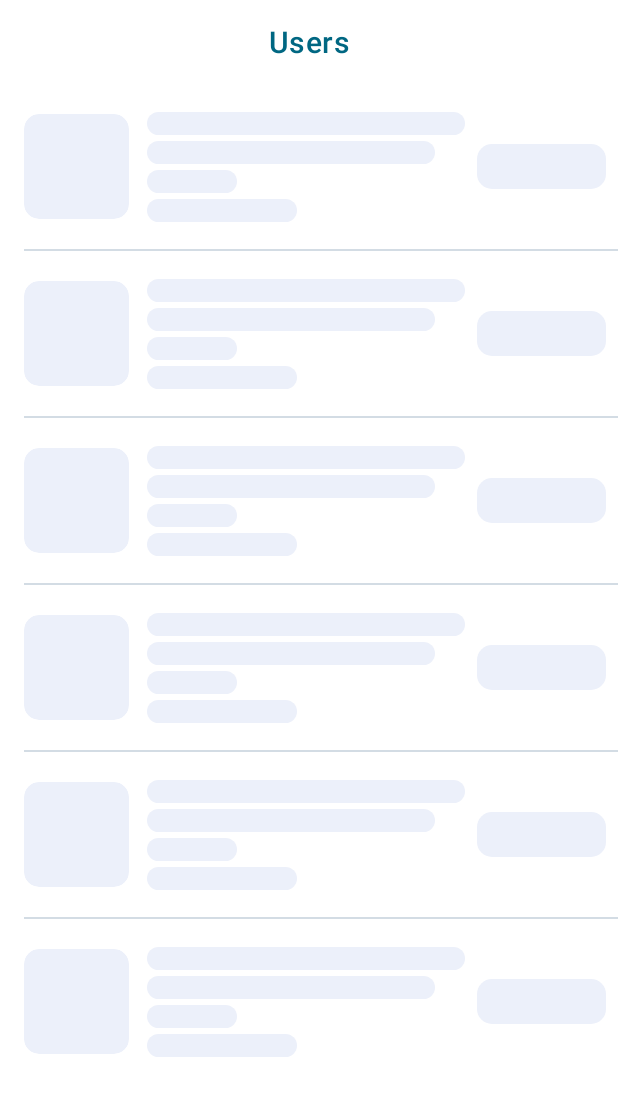
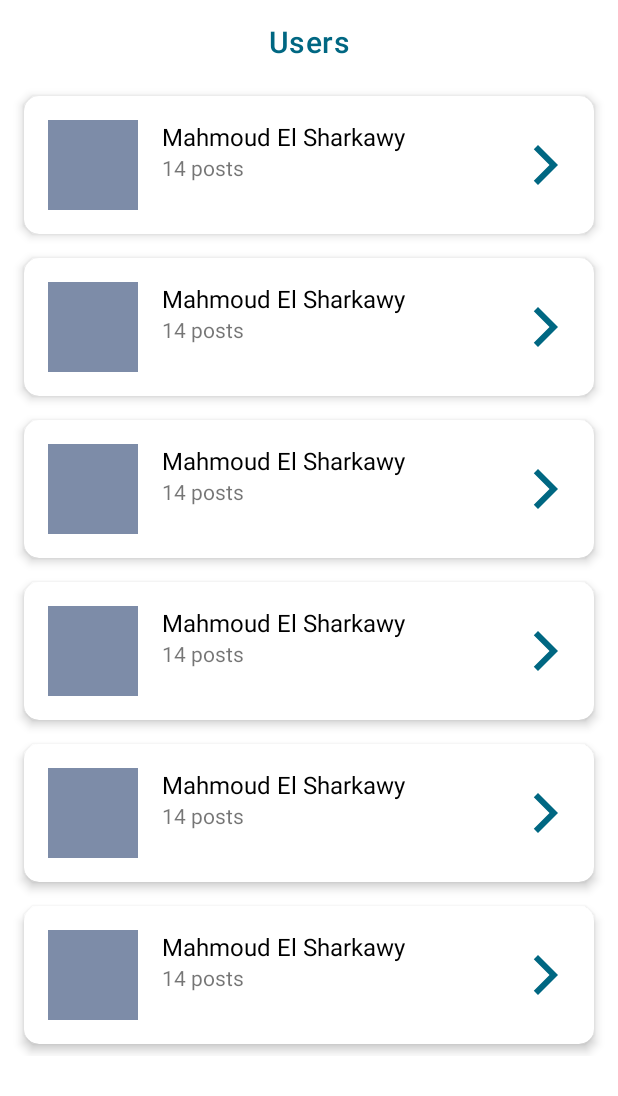
Before and after one commit to ma7moudovic/Floward, an Android app: the layout activity_users.xml on its own in the app's theme, with its tools: preview values and no code run, on a phone screen of 412 x 824 dp. Shown: the top 1096 px of the screen. Run offline under Robolectric (Android 15) with nearby library versions, the phone set to English and light mode, and no system bars.

Commit message:
- modify cell UI - add adapter logic - bind users data

```diff
--- a/app/src/main/java/com/android/floward/users/ui/viewmodel/UsersViewModelProvider.kt
+++ b/app/src/main/java/com/android/floward/users/ui/viewmodel/UsersViewModelProvider.kt
@@ -3,6 +3,7 @@ package com.android.floward.users.ui.viewmodel
 import androidx.appcompat.app.AppCompatActivity
 import androidx.lifecycle.ViewModelProvider
 import com.android.floward.users.domain.GetUsersUseCaseProvider
+import com.android.floward.users.ui.models.UserModelMapper
 
 /**
  * Created by shar2awy on 24/08/2022.
@@ -10,7 +11,8 @@ import com.android.floward.users.domain.GetUsersUseCaseProvider
 object UsersViewModelProvider {
   fun provide(activity: AppCompatActivity): UserViewModel {
     val factory = UsersViewModelFactory(
-      getUsersUseCase = GetUsersUseCaseProvider.provide()
+      getUsersUseCase = GetUsersUseCaseProvider.provide(),
+      mapper = UserModelMapper()
     )
     return ViewModelProvider(activity, factory)[UserViewModel::class.java]
   }
--- a/app/src/main/java/com/android/floward/users/ui/viewmodel/UsersViewState.kt
+++ b/app/src/main/java/com/android/floward/users/ui/viewmodel/UsersViewState.kt
@@ -1,6 +1,6 @@
 package com.android.floward.users.ui.viewmodel
 
-import com.android.floward.users.domain.models.User
+import com.android.floward.users.ui.models.UserModel
 
 /**
  * Created by shar2awy on 24/08/2022.
@@ -8,7 +8,7 @@ import com.android.floward.users.domain.models.User
 sealed class UsersViewState {
   object Loading : UsersViewState()
 
-  data class Data(val users: List<User>) : UsersViewState()
+  data class Data(val users: List<UserModel>) : UsersViewState()
 
   sealed class Error : UsersViewState() {
     object NetworkError : Error()
--- /dev/null
+++ b/app/src/main/res/drawable/ic_arrow_forward.xml
@@ -0,0 +1,10 @@
+<vector xmlns:android="http://schemas.android.com/apk/res/android"
+    android:width="24dp"
+    android:height="24dp"
+    android:tint="@color/secondaryColor"
+    android:viewportWidth="24"
+    android:viewportHeight="24">
+  <path
+      android:fillColor="@android:color/white"
+      android:pathData="M5.88,4.12L13.76,12l-7.88,7.88L8,22l10,-10L8,2z" />
+</vector>
--- a/app/src/main/res/layout/activity_main.xml
+++ b/app/src/main/res/layout/activity_users.xml
@@ -43,31 +43,19 @@
         android:layout_width="match_parent"
         android:layout_height="match_parent"
         >
-
-      <androidx.swiperefreshlayout.widget.SwipeRefreshLayout
-          android:id="@+id/layout_swipe_refresh"
+      <androidx.recyclerview.widget.RecyclerView
+          android:id="@+id/users_data_view"
           android:layout_width="match_parent"
           android:layout_height="match_parent"
-          android:background="@android:color/white"
-          app:layout_behavior="com.google.android.material.appbar.AppBarLayout$ScrollingViewBehavior"
-          >
-
-        <androidx.recyclerview.widget.RecyclerView
-            android:id="@+id/users_data_view"
-            android:layout_width="match_parent"
-            android:layout_height="wrap_content"
-            android:orientation="vertical"
-            app:layoutManager="androidx.recyclerview.widget.LinearLayoutManager"
-            tools:itemCount="2"
-            tools:listitem="@layout/item_user"
-            />
-
-      </androidx.swiperefreshlayout.widget.SwipeRefreshLayout>
-
+          android:orientation="vertical"
+          app:layoutManager="androidx.recyclerview.widget.LinearLayoutManager"
+          tools:itemCount="10"
+          tools:listitem="@layout/item_user"
+          />
       <include
           android:id="@+id/users_loading_view"
           layout="@layout/layout_users_shimmer"
-          android:visibility="visible"
+          android:visibility="gone"
           />
     </FrameLayout>
 
--- a/app/src/main/res/layout/item_user.xml
+++ b/app/src/main/res/layout/item_user.xml
@@ -1,7 +1,65 @@
 <?xml version="1.0" encoding="utf-8"?>
-<androidx.constraintlayout.widget.ConstraintLayout xmlns:android="http://schemas.android.com/apk/res/android"
+<com.google.android.material.card.MaterialCardView xmlns:android="http://schemas.android.com/apk/res/android"
+    xmlns:app="http://schemas.android.com/apk/res-auto"
+    xmlns:tools="http://schemas.android.com/tools"
+    android:id="@+id/layout_parent"
+    android:layout_marginVertical="8dp"
+    android:layout_marginHorizontal="16dp"
     android:layout_width="match_parent"
-    android:layout_height="match_parent"
+    android:layout_height="wrap_content"
+    app:cardCornerRadius="10dp"
+    app:cardElevation="4dp"
     >
+  <androidx.constraintlayout.widget.ConstraintLayout
+      android:layout_width="match_parent"
+      android:layout_height="wrap_content"
+      android:layout_margin="16dp"
+      >
 
-</androidx.constraintlayout.widget.ConstraintLayout>
+    <ImageView
+        android:id="@+id/iv_user_image"
+        android:layout_width="60dp"
+        android:layout_height="60dp"
+        android:background="@android:color/transparent"
+        android:scaleType="fitXY"
+        app:layout_constraintBottom_toBottomOf="parent"
+        app:layout_constraintStart_toStartOf="parent"
+        app:layout_constraintTop_toTopOf="parent"
+        tools:src="#7D8CA8"
+        />
+
+    <TextView
+        android:id="@+id/tv_user_name"
+        android:layout_width="0dp"
+        android:layout_height="wrap_content"
+        android:layout_marginStart="16dp"
+        android:text="Mahmoud El Sharkawy"
+        android:textSize="16sp"
+        android:textColor="@color/black"
+        app:layout_constraintEnd_toStartOf="@+id/iv_arrow"
+        app:layout_constraintStart_toEndOf="@+id/iv_user_image"
+        app:layout_constraintTop_toTopOf="parent"
+        />
+
+    <TextView
+        android:id="@+id/tv_post_count"
+        android:layout_width="0dp"
+        android:layout_height="wrap_content"
+        android:layout_marginStart="16dp"
+        android:text="14 posts"
+        app:layout_constraintEnd_toStartOf="@+id/iv_arrow"
+        app:layout_constraintStart_toEndOf="@+id/iv_user_image"
+        app:layout_constraintTop_toBottomOf="@+id/tv_user_name"
+        />
+
+    <ImageView
+        android:id="@+id/iv_arrow"
+        android:layout_width="32dp"
+        android:layout_height="32dp"
+        android:src="@drawable/ic_arrow_forward"
+        app:layout_constraintBottom_toBottomOf="parent"
+        app:layout_constraintEnd_toEndOf="parent"
+        app:layout_constraintTop_toTopOf="parent"
+        />
+  </androidx.constraintlayout.widget.ConstraintLayout>
+</com.google.android.material.card.MaterialCardView>
--- a/app/src/main/res/layout/item_user_shimmer.xml
+++ b/app/src/main/res/layout/item_user_shimmer.xml
@@ -3,8 +3,8 @@
     xmlns:app="http://schemas.android.com/apk/res-auto"
     android:layout_width="match_parent"
     android:layout_height="110dp"
-    android:paddingTop="16dp"
-    android:paddingBottom="16dp"
+    android:layout_marginVertical="8dp"
+    android:layout_marginHorizontal="16dp"
     >
 
   <com.google.android.material.card.MaterialCardView
@@ -31,17 +31,16 @@
       android:layout_width="0dp"
       android:layout_height="wrap_content"
       android:layout_marginStart="12dp"
-      android:layout_marginEnd="4dp"
+      android:layout_marginEnd="16dp"
       android:orientation="vertical"
-      app:layout_constraintBottom_toBottomOf="parent"
       app:layout_constraintEnd_toStartOf="@id/btn_join_shimmer"
       app:layout_constraintStart_toEndOf="@id/layout_user_image_shimmer_container"
-      app:layout_constraintTop_toTopOf="parent"
+      app:layout_constraintTop_toTopOf="@id/layout_user_image_shimmer_container"
       >
 
     <View
         android:id="@+id/tv_user_location_shimmer"
-        android:layout_width="match_parent"
+        android:layout_width="200dp"
         android:layout_height="15dp"
         android:layout_marginEnd="4dp"
         android:background="@drawable/shimmer_background"
@@ -49,34 +48,19 @@
 
     <View
         android:id="@+id/tv_user_title_shimmer"
-        android:layout_width="match_parent"
+        android:layout_width="100dp"
         android:layout_height="15dp"
         android:layout_marginTop="4dp"
         android:layout_marginEnd="24dp"
         android:background="@drawable/shimmer_background"
         />
 
-    <View
-        android:id="@+id/tv_user_title_continued_shimmer"
-        android:layout_width="60dp"
-        android:layout_height="15dp"
-        android:layout_marginTop="4dp"
-        android:background="@drawable/shimmer_background"
-        />
-
-    <View
-        android:id="@+id/tv_user_members_count_shimmer"
-        android:layout_width="100dp"
-        android:layout_height="15dp"
-        android:layout_marginTop="4dp"
-        android:background="@drawable/shimmer_background"
-        />
   </LinearLayout>
 
   <View
       android:id="@+id/btn_join_shimmer"
-      android:layout_width="86dp"
-      android:layout_height="30dp"
+      android:layout_width="32dp"
+      android:layout_height="32dp"
       android:layout_marginEnd="8dp"
       android:background="@drawable/shimmer_background"
       app:layout_constraintBottom_toBottomOf="parent"
```
Also changed, not shown: app/src/main/java/com/android/floward/users/ui/UsersActivity.kt (+26 -5 lines), app/src/main/java/com/android/floward/users/ui/adapter/UserViewHolder.kt (added, +24 -0 lines), app/src/main/java/com/android/floward/users/ui/adapter/UsersAdapter.kt (added, +22 -0 lines), app/src/main/java/com/android/floward/users/ui/adapter/UsersAdapterDiffUtil.kt (added, +17 -0 lines), app/src/main/java/com/android/floward/users/ui/models/UserModel.kt (added, +11 -0 lines), app/src/main/java/com/android/floward/users/ui/models/UserModelMapper.kt (added, +24 -0 lines), app/src/main/java/com/android/floward/users/ui/viewmodel/UserViewModel.kt (+12 -12 lines), app/src/main/java/com/android/floward/users/ui/viewmodel/UsersViewModelFactory.kt (+9 -3 lines).
